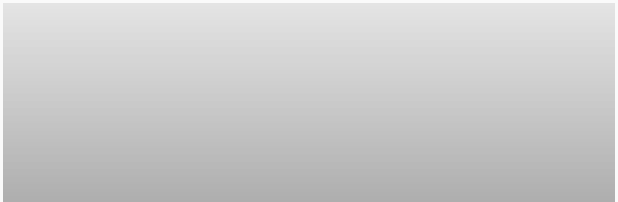
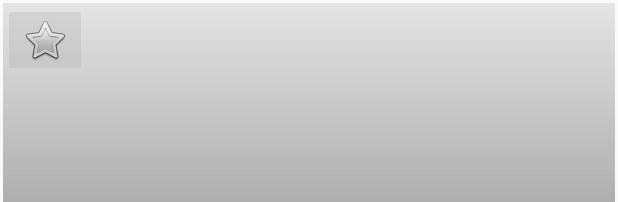
Before and after one commit to DanielaBeltranSaavedra/AndroidChallenge, an Android app: the layout item_beer.xml on its own in the app's theme, with its tools: preview values and no code run, on a phone screen of 412 x 824 dp. Shown: the top 202 px of the screen. Run offline under Robolectric (Android 15) with nearby library versions, the phone set to English and light mode, and no system bars.

Commit message:
edit element favorite

```diff
--- a/app/src/main/res/layout/item_beer.xml
+++ b/app/src/main/res/layout/item_beer.xml
@@ -1,7 +1,8 @@
 <?xml version="1.0" encoding="utf-8"?>
 <android.support.constraint.ConstraintLayout xmlns:android="http://schemas.android.com/apk/res/android"
   xmlns:app="http://schemas.android.com/apk/res-auto"
-  android:layout_width="match_parent"
+    xmlns:tools="http://schemas.android.com/tools"
+    android:layout_width="match_parent"
   android:layout_height="230dp"
   android:layout_margin="2dp"
   android:orientation="vertical">
@@ -46,4 +47,17 @@
     app:layout_constraintBottom_toBottomOf="parent"
     app:layout_constraintEnd_toEndOf="parent"
     app:layout_constraintStart_toStartOf="parent" />
+
+  <ImageButton
+      android:id="@+id/imageButton"
+      android:layout_width="56dp"
+      android:layout_height="49dp"
+      android:backgroundTint="@color/gradient_end"
+      android:backgroundTintMode="src_in"
+      android:cropToPadding="true"
+      android:verticalScrollbarPosition="defaultPosition"
+      android:visibility="visible"
+      app:srcCompat="@android:drawable/btn_star"
+      tools:layout_editor_absoluteX="352dp"
+      tools:layout_editor_absoluteY="175dp" />
 </android.support.constraint.ConstraintLayout>
```
